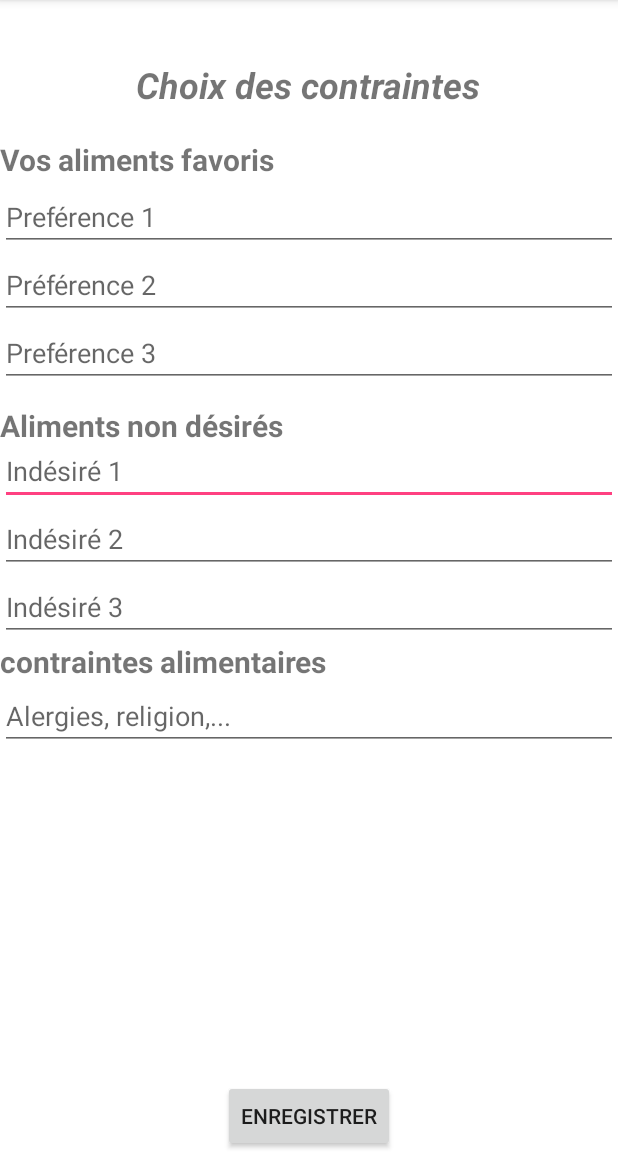
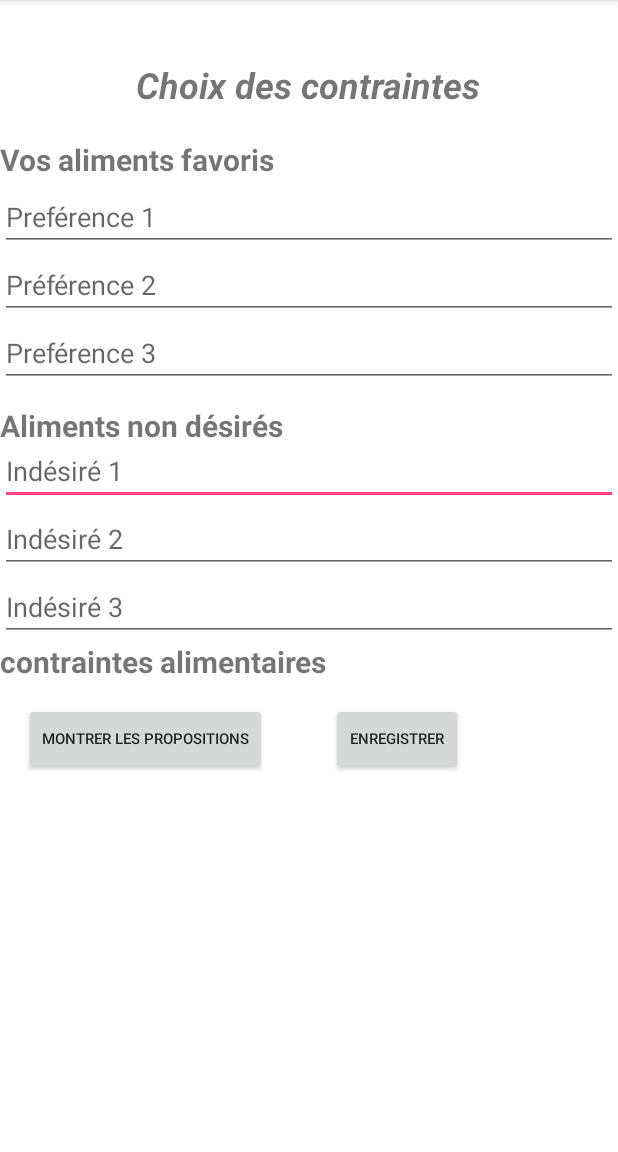
Before and after one commit to CharlesFrere/EZmeal_groupeH5, an Android app: the ChoixContraintes screen opened directly, with no data from a screen before it, on a phone screen of 412 x 824 dp, the part 84-1236 px from its top. Run offline under Robolectric (Android 15) with nearby library versions, the phone set to English and light mode, and no system bars.

Commit message:
Ajout de la classe ChoixContraintes

```diff
--- a/app/src/main/java/com/ezmeal/groupeh/ezmeal/ChoixContraintes.java
+++ b/app/src/main/java/com/ezmeal/groupeh/ezmeal/ChoixContraintes.java
@@ -3,8 +3,14 @@ package com.ezmeal.groupeh.ezmeal;
 import android.content.Intent;
 import android.os.Bundle;
 import android.view.View;
+import android.widget.AdapterView;
+import android.widget.ArrayAdapter;
 import android.widget.EditText;
+import android.widget.ListView;
 import android.widget.TextView;
+import android.widget.Toast;
+
+import java.util.ArrayList;
 
 
 /**
@@ -15,10 +21,36 @@ public class ChoixContraintes extends BaseActivity{
     //String contrainte;
     //String préférence1, préférence2, préférence3;
     //String indésiré1, indésiré2, indésiré3;
-
+    ArrayList<String> selectedItems = new ArrayList<>();
     public void onCreate(Bundle savedInstanceState){
         super.onCreate(savedInstanceState);
         setContentView(R.layout.choix_contraintes);
+        ListView ch1 = (ListView)findViewById(R.id.checkable_list);
+        ch1.setChoiceMode(ListView.CHOICE_MODE_MULTIPLE);
+        String[] items = {"Musulman","Juif","Végétarien","Vegan"};
+        ArrayAdapter<String> adapter = new ArrayAdapter<String>(this, R.layout.checkable_list);
+        ch1.setAdapter(adapter);
+        ch1.setOnItemClickListener(new AdapterView.OnItemClickListener() {
+            @Override
+            public void onItemClick(AdapterView<?> parent, View view, int position, long id) {
+                String selectedItem = ((TextView)view).getText().toString();
+                if(selectedItems.contains(selectedItem)){
+                    selectedItems.remove(selectedItem);
+                }
+                else
+                    selectedItems.add(selectedItem);
+            }
+        });
+
+    }
+
+    public void showSelectedItems(View v){
+        String items= "";
+        for(String item:selectedItems){
+            items +="-"+item+"\n";
+        }
+        Toast.makeText(this, "Vous avez choisi vos contraintes \n"+items,Toast.LENGTH_LONG).show();
+
     }
 
 
@@ -51,7 +83,7 @@ public class ChoixContraintes extends BaseActivity{
             TextView indesire2 = (EditText) findViewById(R.id.editText6);
             TextView indesire3 = (EditText) findViewById(R.id.editText5);
 
-            TextView contrainte = (EditText) findViewById(R.id.ETalergie);
+            //TextView contrainte = (EditText) findViewById(R.id.liste_contraintes);
 
 
             String pref1 = preference1.getText().toString();
@@ -62,12 +94,12 @@ public class ChoixContraintes extends BaseActivity{
             String ind2 = indesire2.getText().toString();
             String ind3 = indesire3.getText().toString();
 
-            String contr = contrainte.getText().toString();
+            //String contr = contrainte.getText().toString();
 
             // comment enregister les contraintes ? aller chercher le User uMod de Compte ?
 
             User user = new User();
-            user.setContraintes(contr);
+            //user.setContraintes(contr);
             user.setPreferences(pref1,pref2,pref3);
             user.setIndésirés(ind1,ind2,ind3);
 
--- a/app/src/main/res/layout/choix_contraintes.xml
+++ b/app/src/main/res/layout/choix_contraintes.xml
@@ -121,24 +121,33 @@
             android:textSize="20sp"
             android:textStyle="bold" />
 
-        <EditText
-            android:id="@+id/ETalergie"
-            android:layout_width="match_parent"
+        <ListView
+            android:id="@+id/checkable_list"
+            android:layout_width="wrap_content"
+            android:layout_height="wrap_content"></ListView>
+
+
+        <Button
+            android:id="@+id/bt"
+            android:layout_width="wrap_content"
             android:layout_height="wrap_content"
+            android:onClick="showSelectedItems"
+            android:text="Montrer les propositions"
+            android:textSize="10sp"
+            android:layout_below="@+id/textView11"
             android:layout_alignParentStart="true"
-            android:layout_below="@+id/textView11"
-            android:layout_weight="0.04"
-            android:ems="10"
-            android:hint="Alergies, religion,..."
-            android:inputType="textPersonName" />
+            android:layout_marginStart="16dp"
+            android:layout_marginTop="14dp" />
 
         <Button
             android:id="@+id/buttonEnr"
             android:layout_width="wrap_content"
             android:layout_height="wrap_content"
-            android:layout_alignParentBottom="true"
-            android:layout_centerHorizontal="true"
-            android:text="Enregistrer" />
+            android:layout_alignEnd="@+id/textView6"
+            android:layout_alignTop="@+id/bt"
+            android:layout_marginEnd="12dp"
+            android:text="Enregistrer"
+            android:textSize="10sp" />
 
 
     </RelativeLayout>
```
Also changed, not shown: app/src/main/res/layout/checkable_list.xml (added, +10 -0 lines).
